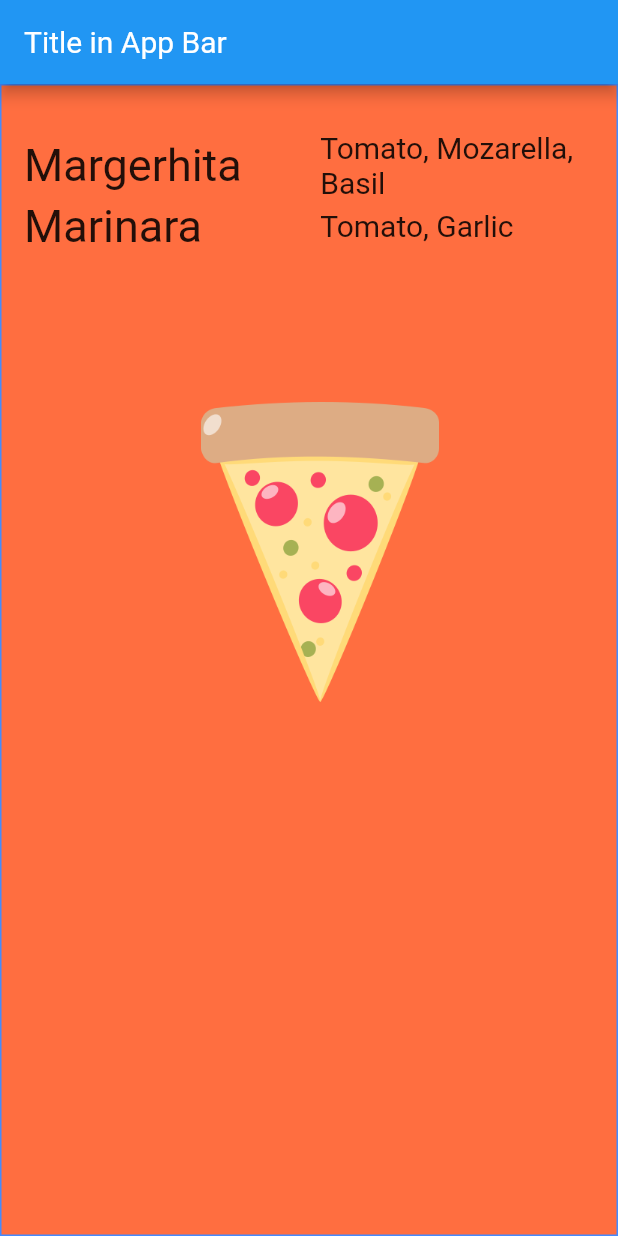
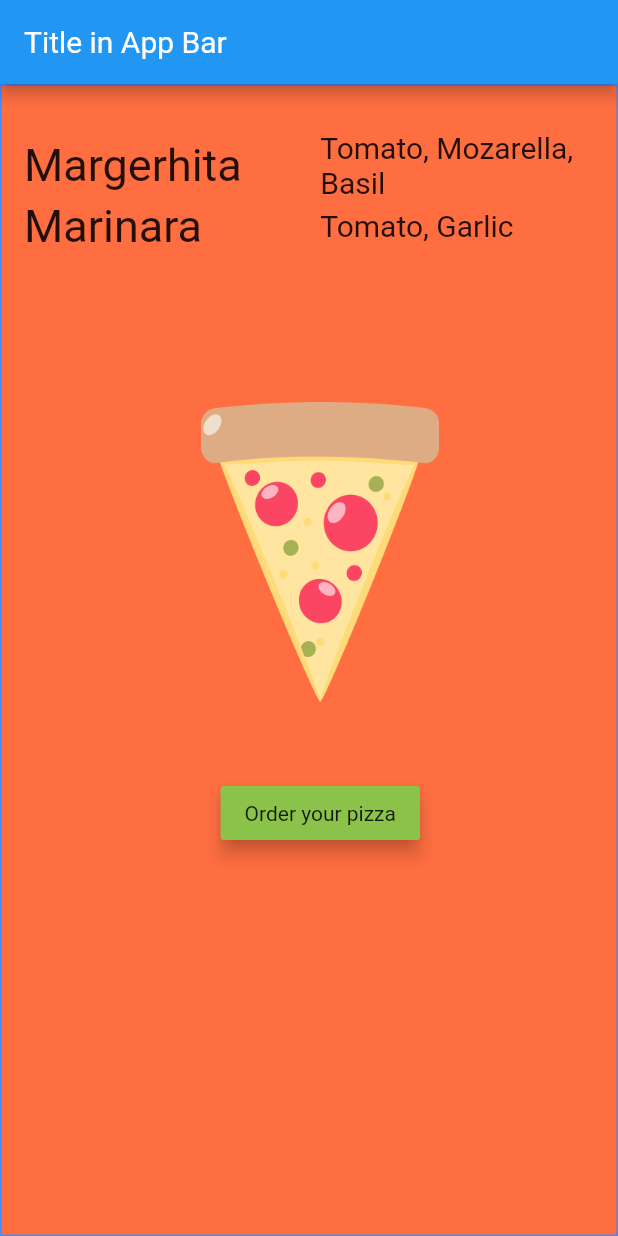
Before and after one commit to craigmillsuk/flutter_application, a Flutter app: the screen it shows after launch, on a phone screen of 412 x 824 dp. Run offline on Flutter 3.47's test engine with Material 2 defaults, Android fonts, the phone set to English and light mode, and no system bars.

Commit message:
Pizza order button

```diff
--- a/lib/screens/Pizza.dart
+++ b/lib/screens/Pizza.dart
@@ -56,6 +56,7 @@ class Pizza extends StatelessWidget
               )
           ]),
           PizzaImageWidget(),
+          OrderButton(),
       ]),
     ));
   }
@@ -72,3 +73,33 @@ class PizzaImageWidget extends StatelessWidget{
     );
   }
 }
+
+class OrderButton extends StatelessWidget {
+  @override
+  Widget build(BuildContext context) {
+   var button = Container(
+     margin: EdgeInsets.only(top: 50.0),
+     child: RaisedButton(
+       child: Text("Order your pizza"),
+       color: Colors.lightGreen,
+       elevation: 5.0,
+       onPressed: () {
+         order(context);
+       },
+     )
+   );
+   return button;
+  }
+
+  void order(BuildContext context)
+  {
+    var alert = AlertDialog(
+      title: Text("Order Completed"),
+      content: Text("Thank you for your order"),
+    );
+    showDialog(
+      context: context,
+      builder: (BuildContext builder) => alert
+    );
+  }
+}
```
